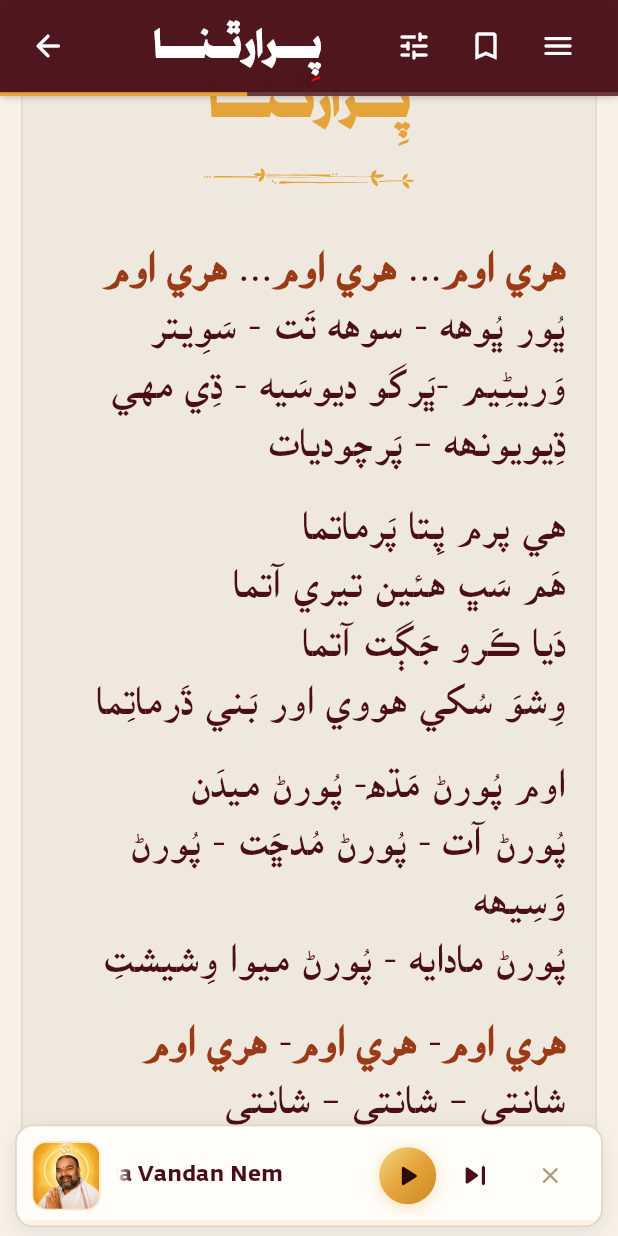
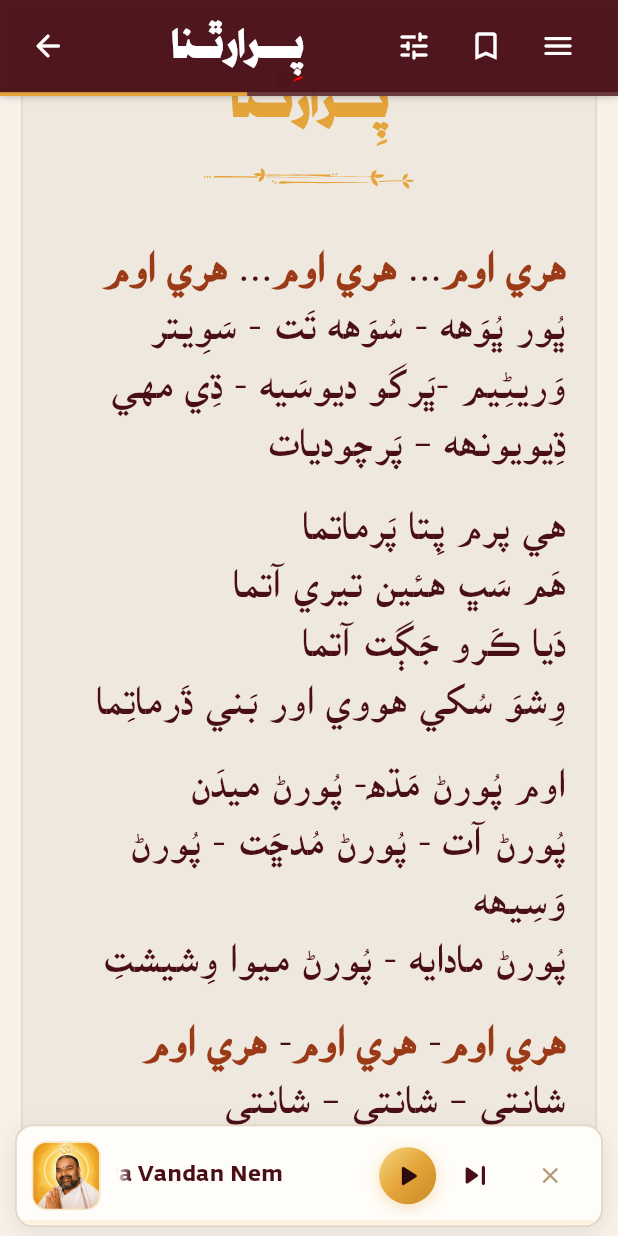
Before and after one commit to sumeetkrathore/sandhya_vandan, a Flutter app: the ReaderScreen screen opened directly, swiped to page 4, on a phone screen of 412 x 824 dp. Run offline on Flutter 3.47's test engine with Material 3 defaults, Android fonts, the phone set to English and light mode, and no system bars; our stand-ins replace audio_service, cached_network_image, dio, firebase_core, firebase_messaging, flutter_html and 17 more; missing offline and left inert: audio_session, in_app_update; accounts and stored records are empty; statements that could not run were skipped; project files that could hold a hidden picture were left out.

Commit message:
Correct Gayatri Mantra opening to ڀُور ڀُوَهه سُوَهه in Prarthana sections

```diff
--- a/lib/data/native_text_data.dart
+++ b/lib/data/native_text_data.dart
@@ -766,13 +766,13 @@ Shiv Bhajan aa taaran haar.''',
   ),
   NativeSection(
     id: 'PRARTHANA',
-    headingSindhi: '''پِــــرارٿــنـــــا''',
+    headingSindhi: '''پِــــرارٿــنا''',
     headingRoman: '''Prarthana''',
     headingHindi: '''प्रार्थना''',
     stanzas: [
       NativeStanza(
         sindhiText: '''هري اوم... هري اوم... هري اوم
-ڀُور ڀُوھه - سوهه تَت - سَوِيتر وَريڻِيم -ڀَرگو ديوسَيه - ڌِي مهي ڌِيويونھه – پَرچوديات''',
+ڀُور ڀُوَهه - سُوَهه تَت - سَوِيتر وَريڻِيم -ڀَرگو ديوسَيه - ڌِي مهي ڌِيويونھه – پَرچوديات''',
         romanText: '''Hari Om... Hari Om... Hari Om
 Bhur bhuwah - Swah tat - Savitur
 Varenyam - Bhargo devasya - Dhi mahi
@@ -1198,7 +1198,7 @@ Om Shanti.''',
     headingHindi: '''प्रार्थना''',
     stanzas: [
       NativeStanza(
-        sindhiText: '''اوم ڀُور ڀوھه، سوهه تَت سَويتر، وَريڻِيم ڀَرڳو دیوَسِيه ڌي مَهي ڌِيويونھه پَرچوديات''',
+        sindhiText: '''اوم ڀُور ڀُوَهه، سُوَهه تَت سَويتر، وَريڻِيم ڀَرڳو دیوَسِيه ڌي مَهي ڌِيويونھه پَرچوديات''',
         romanText: '''Om Bhoor Bhuvah, Swah Tat Savitur, Varenyam Bhargo Devasya Dheemahi Dhiyoynah Prachodayat''',
         hindiText: '''ॐ भूर्भुवः स्वः तत्स वितुर्वरेण्यं भर्गो देवस्य धीमहि। धियो यो नः प्रचोदयात् ।।''',
       ),
```
